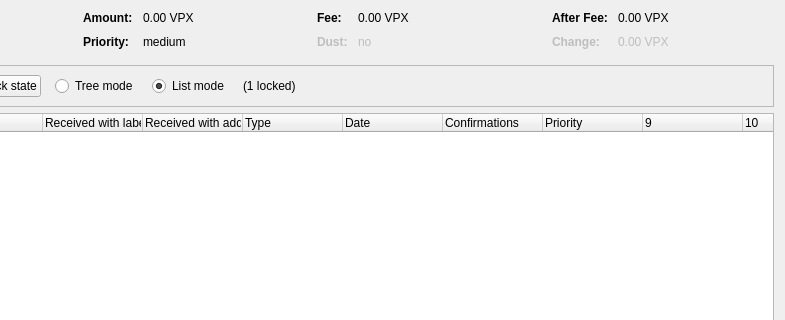
Before: the Qt Designer form src/qt/forms/coincontroldialog.ui in PIVX-Project/PIVX, drawn with Qt 5; both pictures show x 169 to 954 and y 0 to 320 of the 954 by 500 pixel window.
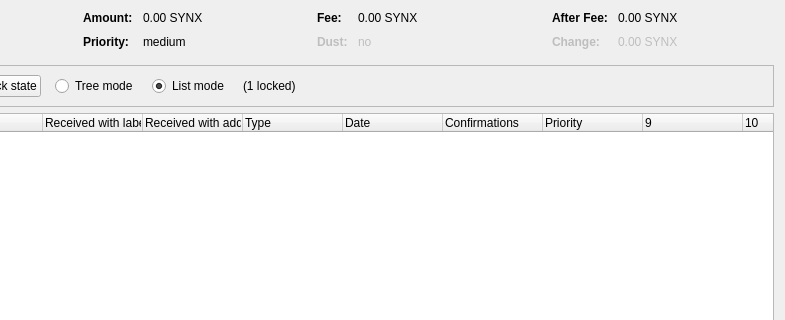
After: the same form once the commit is applied. Custom widgets are drawn as their Qt base class.

```diff
--- a/src/qt/forms/coincontroldialog.ui
+++ b/src/qt/forms/coincontroldialog.ui
@@ -132,7 +132,7 @@
           <enum>Qt::ActionsContextMenu</enum>
          </property>
          <property name="text">
-          <string notr="true">0.00 VPX</string>
+          <string notr="true">0.00 SYNX</string>
          </property>
          <property name="textInteractionFlags">
           <set>Qt::LinksAccessibleByMouse|Qt::TextSelectableByKeyboard|Qt::TextSelectableByMouse</set>
@@ -206,7 +206,7 @@
           <enum>Qt::ActionsContextMenu</enum>
          </property>
          <property name="text">
-          <string notr="true">0.00 VPX</string>
+          <string notr="true">0.00 SYNX</string>
          </property>
          <property name="textInteractionFlags">
           <set>Qt::LinksAccessibleByMouse|Qt::TextSelectableByKeyboard|Qt::TextSelectableByMouse</set>
@@ -286,7 +286,7 @@
           <enum>Qt::ActionsContextMenu</enum>
          </property>
          <property name="text">
-          <string notr="true">0.00 VPX</string>
+          <string notr="true">0.00 SYNX</string>
          </property>
          <property name="textInteractionFlags">
           <set>Qt::LinksAccessibleByMouse|Qt::TextSelectableByKeyboard|Qt::TextSelectableByMouse</set>
@@ -321,7 +321,7 @@
           <enum>Qt::ActionsContextMenu</enum>
          </property>
          <property name="text">
-          <string notr="true">0.00 VPX</string>
+          <string notr="true">0.00 SYNX</string>
          </property>
          <property name="textInteractionFlags">
           <set>Qt::LinksAccessibleByMouse|Qt::TextSelectableByKeyboard|Qt::TextSelectableByMouse</set>
```
